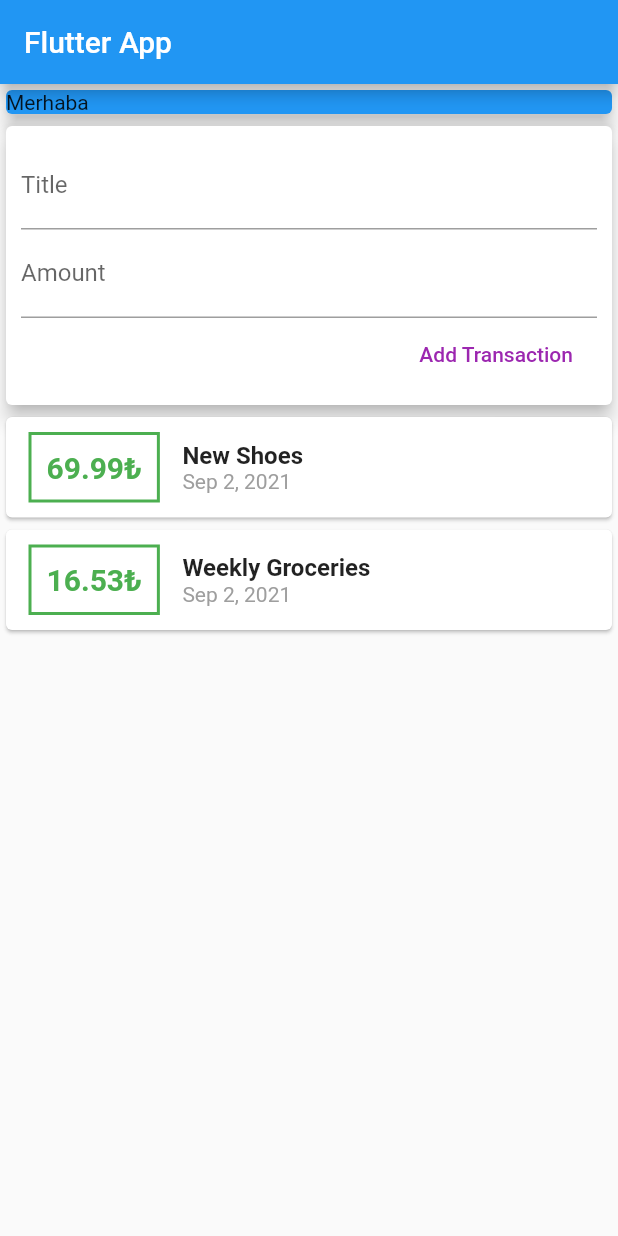
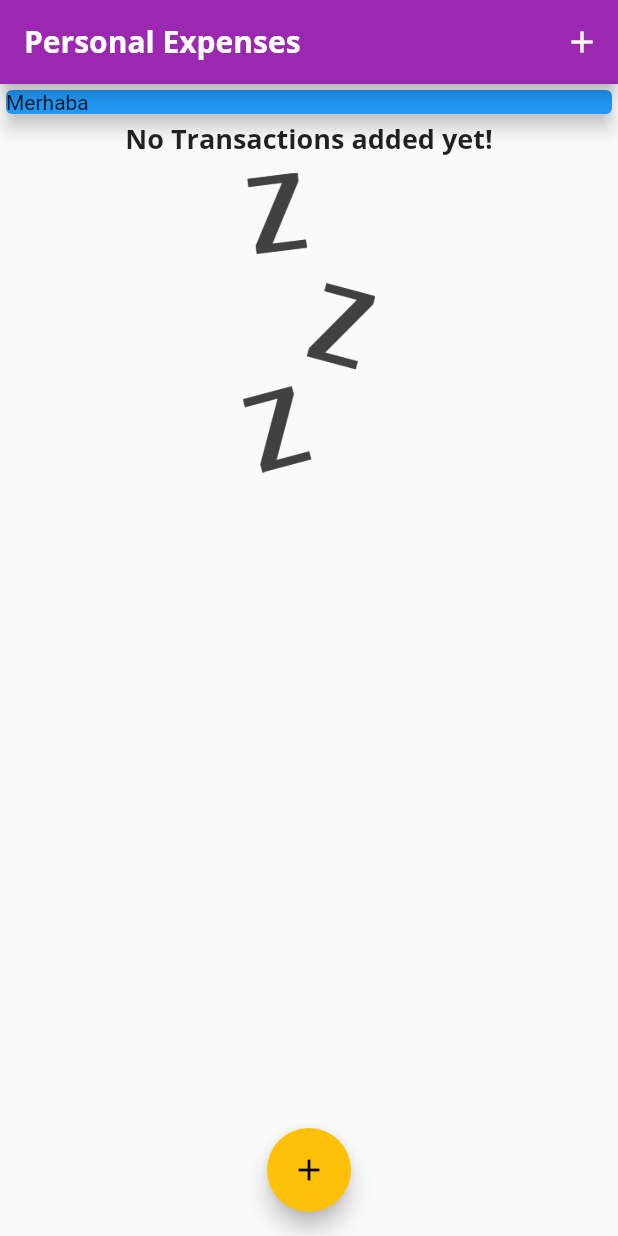
Before and after one commit to sarikayarslan/-Flutter-PersonalExpenses, a Flutter app: the screen it shows after launch, on a phone screen of 412 x 824 dp. Run offline on Flutter 3.47's test engine with Material 2 defaults, Android fonts, the phone set to English and light mode, and no system bars.

```diff
--- a/lib/main.dart
+++ b/lib/main.dart
@@ -1,8 +1,9 @@
 import 'package:flutter/material.dart';
 import 'package:intl/intl.dart';
-import 'package:personalexpenses/widgets/user_transactions.dart';
+import './widgets/transaction_list.dart';
 import './widgets/new_transaction.dart';
 import './widgets/transaction_list.dart';
+import './models/transaction.dart';
 
 void main() {
   runApp(MyApp());
@@ -12,6 +13,23 @@ class MyApp extends StatelessWidget {
   @override
   Widget build(BuildContext context) {
     return MaterialApp(
+        theme: ThemeData(
+            primarySwatch: Colors.purple,
+            accentColor: Colors.amber,
+            fontFamily: 'Quicksand',
+            textTheme: ThemeData.light().textTheme.copyWith(
+                  title: TextStyle(
+                      fontFamily: 'OpenSans',
+                      fontWeight: FontWeight.bold,
+                      fontSize: 18),
+                ),
+            appBarTheme: AppBarTheme(
+              textTheme: ThemeData.light().textTheme.copyWith(
+                  title: TextStyle(
+                      fontFamily: 'OpenSans',
+                      fontSize: 20,
+                      fontWeight: FontWeight.bold)),
+            )),
         //use MaterialApp() widget like this
         home: MyHomePage() //create new widget class for this 'home' to
         // escape 'No MediaQuery widget found' error
@@ -19,17 +37,56 @@ class MyApp extends StatelessWidget {
   }
 }
 
-class MyHomePage extends StatelessWidget {
+class MyHomePage extends StatefulWidget {
   //String titleInput = "";
   //String amountInput = "";
-  final titleController = TextEditingController();
-  final amountController = TextEditingController();
+  @override
+  _MyHomePageState createState() => _MyHomePageState();
+}
+
+class _MyHomePageState extends State<MyHomePage> {
+  final List<Transaction> _userTransactions = [
+    // Transaction(
+    //     id: 't1', title: 'New Shoes', amount: 69.99, date: DateTime.now()),
+    // Transaction(
+    //     id: 't2',
+    //     title: 'Weekly Groceries',
+    //     amount: 16.53,
+    //     date: DateTime.now())
+  ];
+
+  void _addNewTransaction(String txTitle, double txAmount) {
+    final newTx = Transaction(
+        date: DateTime.now(),
+        title: txTitle,
+        amount: txAmount,
+        id: DateTime.now().toString());
+    setState(() {
+      _userTransactions.add(newTx);
+    });
+  }
+
+  void _startAddNewTransaction(BuildContext context) {
+    showModalBottomSheet(
+        context: context,
+        builder: (bCtx) {
+          return GestureDetector(
+              onTap: () {},
+              behavior: HitTestBehavior.opaque,
+              child: NewTransaction(_addNewTransaction));
+        });
+  }
 
   @override
   Widget build(BuildContext context) {
     return Scaffold(
       appBar: AppBar(
-          title: Text("Flutter App"),
+        title: Text("Personal Expenses"),
+        actions: [
+          IconButton(
+              onPressed: () => _startAddNewTransaction(context),
+              icon: Icon(Icons.add))
+        ],
       ),
       body: SingleChildScrollView(
         child: Column(
@@ -44,9 +101,15 @@ class MyHomePage extends StatelessWidget {
                 elevation: 5,
               ),
             ),
-              UserTransactions()
+            TransactionList(_userTransactions),
           ],
         ),
-        ));
+      ),
+      floatingActionButtonLocation: FloatingActionButtonLocation.centerFloat,
+      floatingActionButton: FloatingActionButton(
+        onPressed: () => _startAddNewTransaction(context),
+        child: Icon(Icons.add),
+      ),
+    );
   }
 }
--- a/lib/widgets/transaction_list.dart
+++ b/lib/widgets/transaction_list.dart
@@ -4,26 +4,48 @@ import 'package:intl/intl.dart';
 
 class TransactionList extends StatelessWidget {
   final List<Transaction> transactions;
+
   TransactionList(this.transactions);
+
   @override
   Widget build(BuildContext context) {
-    return Column(
-      children: transactions.map((tx) {
+    return Container(
+      height: 350,
+      child: transactions.isEmpty
+          ? Column(
+              children: [
+                Text(
+                  "No Transactions added yet!",
+                  style: Theme.of(context).textTheme.title,
+                ),
+                SizedBox(height: 10,),
+                Container(
+                  height: 200,
+                  child: Image.asset(
+                    'assets/images/waiting.png',
+                    fit: BoxFit.cover,
+                  ),
+                ),
+              ],
+            )
+          : ListView.builder(
+              itemBuilder: (context, index) {
                 return Card(
                     child: Row(
                   children: [
                     Container(
-              margin: EdgeInsets.symmetric(vertical: 10, horizontal: 15),
+                      margin:
+                          EdgeInsets.symmetric(vertical: 10, horizontal: 15),
                       child: Text(
-                tx.amount.toString() + "₺",
+                        transactions[index].amount.toStringAsFixed(2) + "₺",
                         style: TextStyle(
                             fontWeight: FontWeight.bold,
                             fontSize: 20,
-                    color: Colors.green),
+                            color: Theme.of(context).primaryColor),
                       ),
                       decoration: BoxDecoration(
                         border: Border.all(
-                  color: Colors.green,
+                          color: Theme.of(context).primaryColor,
                           width: 2,
                         ),
                       ),
@@ -32,20 +54,22 @@ class TransactionList extends StatelessWidget {
                     Column(
                       crossAxisAlignment: CrossAxisAlignment.start,
                       children: [
-                Text(
-                  tx.title,
-                  style: TextStyle(fontWeight: FontWeight.bold, fontSize: 16),
-                ),
+                        Text(transactions[index].title,
+                            style: Theme.of(context).textTheme.title),
                         Text(
                           // DateFormat('dd-MM-yyyy').format(tx.date),
-                  DateFormat().add_yMMMd().format(tx.date),
+                          DateFormat()
+                              .add_yMMMd()
+                              .format(transactions[index].date),
                           style: TextStyle(color: Colors.grey),
                         )
                       ],
                     )
                   ],
                 ));
-      }).toList(),
+              },
+              itemCount: transactions.length,
+            ),
     );
   }
 }
--- a/lib/widgets/user_transactions.dart
+++ /dev/null
@@ -1,39 +0,0 @@
-import 'package:flutter/material.dart';
-import './new_transaction.dart';
-import './transaction_list.dart';
-import '../models/transaction.dart';
-
-class UserTransactions extends StatefulWidget {
-  @override
-  _UserTransactionsState createState() => _UserTransactionsState();
-}
-
-class _UserTransactionsState extends State<UserTransactions> {
-  final List<Transaction> _userTransactions = [
-    Transaction(
-        id: 't1', title: 'New Shoes', amount: 69.99, date: DateTime.now()),
-    Transaction(
-        id: 't2',
-        title: 'Weekly Groceries',
-        amount: 16.53,
-        date: DateTime.now())
-  ];
-
-  void _addNewTransaction(String txTitle, double txAmount) {
-    final newTx = Transaction(
-        date: DateTime.now(),
-        title: txTitle,
-        amount: txAmount,
-        id: DateTime.now().toString());
-    setState(() {
-      _userTransactions.add(newTx);
-    });
-  }
-
-  @override
-  Widget build(BuildContext context) {
-    return Column(
-      children: [NewTransaction(_addNewTransaction), TransactionList(_userTransactions)],
-    );
-  }
-}
```
Also changed, not shown: lib/widgets/new_transaction.dart (+24 -6 lines), pubspec.yaml (+15 -10 lines), assets/fonts/OpenSans-Bold.ttf (added), assets/fonts/OpenSans-Regular.ttf (added), assets/fonts/Quicksand-Bold.ttf (added), assets/fonts/Quicksand-Light.ttf (added), assets/fonts/Quicksand-Medium.ttf (added), assets/fonts/Quicksand-Regular.ttf (added), assets/images/waiting.png (added), lib/widgets/chart.dart (added). Lines whose indentation alone changed are shown as unchanged.
